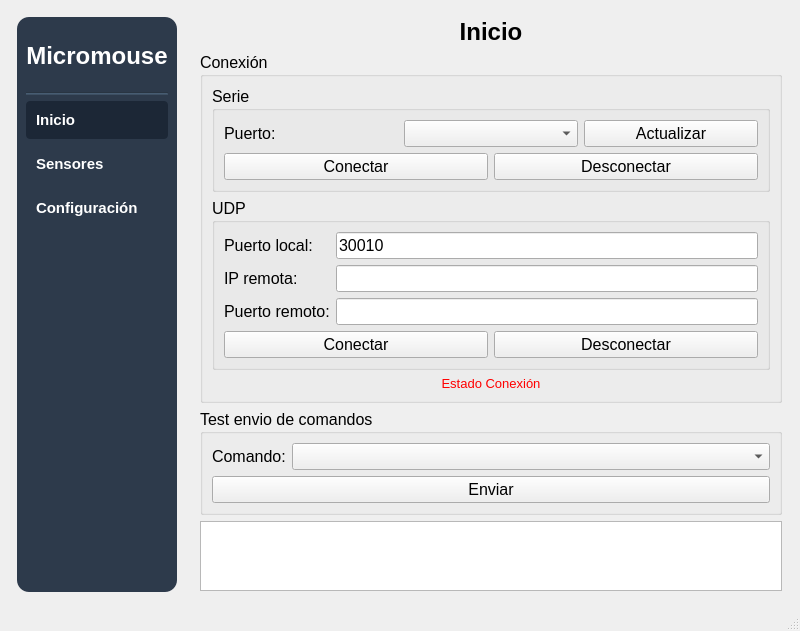
IvanLeiCas22/HMI_MICROMOUSE_V4, file mainwindow.ui: the form before one commit.
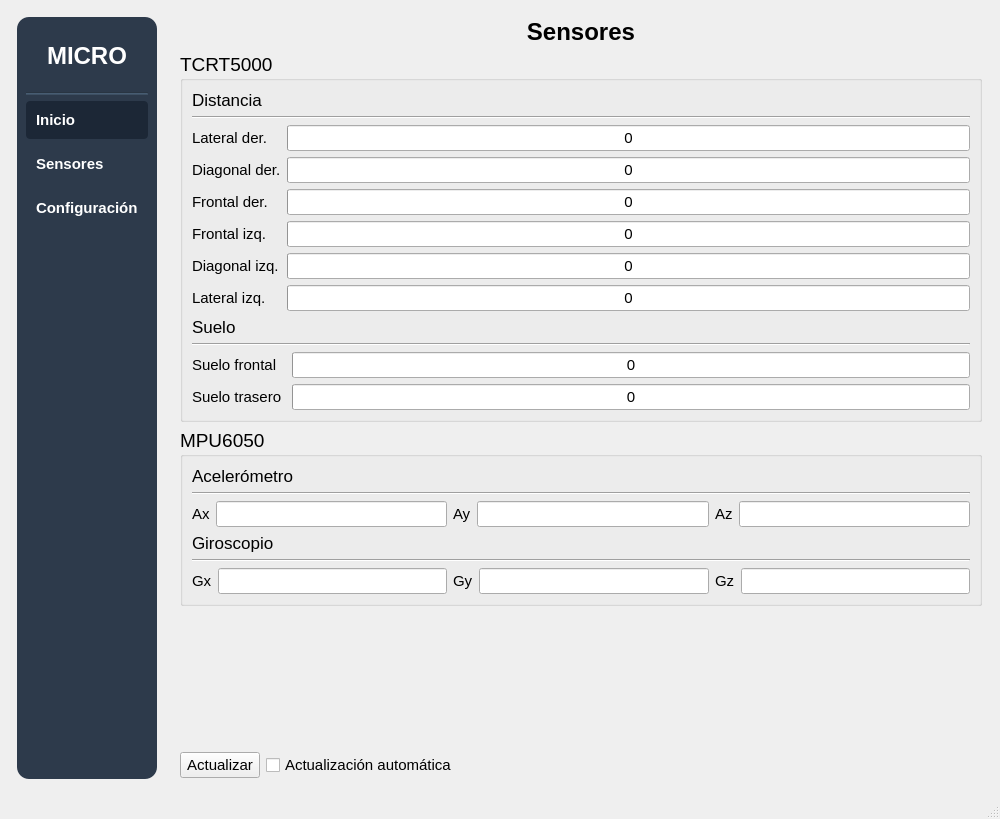
The form after the commit.

Commit message: Visualización de valores de los sensores IR y MPU

The edit to the form file:
```diff
--- a/mainwindow.ui
+++ b/mainwindow.ui
@@ -6,10 +6,15 @@
    <rect>
     <x>0</x>
     <y>0</y>
-    <width>800</width>
-    <height>600</height>
+    <width>1000</width>
+    <height>819</height>
    </rect>
   </property>
+  <property name="font">
+   <font>
+    <pointsize>11</pointsize>
+   </font>
+  </property>
   <property name="windowTitle">
    <string>MainWindow</string>
   </property>
@@ -58,7 +63,7 @@
 text-align: center;</string>
          </property>
          <property name="text">
-          <string>Micromouse</string>
+          <string>MICRO</string>
          </property>
          <property name="alignment">
           <set>Qt::AlignCenter</set>
@@ -199,7 +204,7 @@
     <item>
      <widget class="QStackedWidget" name="stackedScreens">
       <property name="currentIndex">
-       <number>0</number>
+       <number>1</number>
       </property>
       <widget class="QWidget" name="page">
        <layout class="QVBoxLayout" name="verticalLayout_2">
@@ -223,7 +228,7 @@
          <widget class="QGroupBox" name="groupConnection">
           <property name="font">
            <font>
-            <pointsize>12</pointsize>
+            <pointsize>14</pointsize>
            </font>
           </property>
           <property name="title">
@@ -232,6 +237,11 @@
           <layout class="QVBoxLayout" name="verticalLayout_3" stretch="0,0,0">
            <item>
             <widget class="QGroupBox" name="groupSerie">
+             <property name="font">
+              <font>
+               <pointsize>13</pointsize>
+              </font>
+             </property>
              <property name="title">
               <string>Serie</string>
              </property>
@@ -246,6 +256,11 @@
                     <verstretch>0</verstretch>
                    </sizepolicy>
                   </property>
+                  <property name="font">
+                   <font>
+                    <pointsize>11</pointsize>
+                   </font>
+                  </property>
                   <property name="text">
                    <string>Puerto:</string>
                   </property>
@@ -255,10 +270,27 @@
                  </widget>
                 </item>
                 <item>
-                 <widget class="QComboBox" name="comboBoxPorts"/>
+                 <widget class="QComboBox" name="comboBoxPorts">
+                  <property name="sizePolicy">
+                   <sizepolicy hsizetype="Preferred" vsizetype="Fixed">
+                    <horstretch>0</horstretch>
+                    <verstretch>0</verstretch>
+                   </sizepolicy>
+                  </property>
+                  <property name="font">
+                   <font>
+                    <pointsize>11</pointsize>
+                   </font>
+                  </property>
+                 </widget>
                 </item>
                 <item>
                  <widget class="QPushButton" name="btnRefreshPorts">
+                  <property name="font">
+                   <font>
+                    <pointsize>11</pointsize>
+                   </font>
+                  </property>
                   <property name="text">
                    <string>Actualizar</string>
                   </property>
@@ -270,6 +302,11 @@
                <layout class="QHBoxLayout" name="horizontalLayout_5">
                 <item>
                  <widget class="QPushButton" name="btnConnectSerie">
+                  <property name="font">
+                   <font>
+                    <pointsize>11</pointsize>
+                   </font>
+                  </property>
                   <property name="text">
                    <string>Conectar</string>
                   </property>
@@ -277,6 +314,11 @@
                 </item>
                 <item>
                  <widget class="QPushButton" name="btnDisconnectSerie">
+                  <property name="font">
+                   <font>
+                    <pointsize>11</pointsize>
+                   </font>
+                  </property>
                   <property name="text">
                    <string>Desconectar</string>
                   </property>
@@ -289,6 +331,11 @@
            </item>
            <item>
             <widget class="QGroupBox" name="groupUDP">
+             <property name="font">
+              <font>
+               <pointsize>13</pointsize>
+              </font>
+             </property>
              <property name="title">
               <string>UDP</string>
              </property>
@@ -300,6 +347,11 @@
                 </property>
                 <item row="0" column="0">
                  <widget class="QLabel" name="localPortLabel">
+                  <property name="font">
+                   <font>
+                    <pointsize>11</pointsize>
+                   </font>
+                  </property>
                   <property name="text">
                    <string>Puerto local:</string>
                   </property>
@@ -313,6 +365,11 @@
                 </item>
                 <item row="0" column="1">
                  <widget class="QLineEdit" name="localPortLineEdit">
+                  <property name="font">
+                   <font>
+                    <pointsize>11</pointsize>
+                   </font>
+                  </property>
                   <property name="text">
                    <string>30010</string>
                   </property>
@@ -320,6 +377,11 @@
                 </item>
                 <item row="1" column="1">
                  <widget class="QLineEdit" name="RemoteIpLineEdit">
+                  <property name="font">
+                   <font>
+                    <pointsize>11</pointsize>
+                   </font>
+                  </property>
                   <property name="readOnly">
                    <bool>true</bool>
                   </property>
@@ -327,6 +389,11 @@
                 </item>
                 <item row="1" column="0">
                  <widget class="QLabel" name="RemoteIPLabel">
+                  <property name="font">
+                   <font>
+                    <pointsize>11</pointsize>
+                   </font>
+                  </property>
                   <property name="text">
                    <string>IP remota:</string>
                   </property>
@@ -337,6 +404,11 @@
                 </item>
                 <item row="2" column="0">
                  <widget class="QLabel" name="RemotePortLabel">
+                  <property name="font">
+                   <font>
+                    <pointsize>11</pointsize>
+                   </font>
+                  </property>
                   <property name="text">
                    <string>Puerto remoto:</string>
                   </property>
@@ -344,6 +416,11 @@
                 </item>
                 <item row="2" column="1">
                  <widget class="QLineEdit" name="RemotePortLineEdit">
+                  <property name="font">
+                   <font>
+                    <pointsize>11</pointsize>
+                   </font>
+                  </property>
                   <property name="readOnly">
                    <bool>true</bool>
                   </property>
@@ -355,6 +432,11 @@
                <layout class="QHBoxLayout" name="horizontalLayout_7">
                 <item>
                  <widget class="QPushButton" name="btnConnectUDP">
+                  <property name="font">
+                   <font>
+                    <pointsize>11</pointsize>
+                   </font>
+                  </property>
                   <property name="text">
                    <string>Conectar</string>
                   </property>
@@ -362,6 +444,11 @@
                 </item>
                 <item>
                  <widget class="QPushButton" name="btnDisconnectUDP">
+                  <property name="font">
+                   <font>
+                    <pointsize>11</pointsize>
+                   </font>
+                  </property>
                   <property name="text">
                    <string>Desconectar</string>
                   </property>
@@ -376,7 +463,7 @@
             <widget class="QLabel" name="labelCommStatus">
              <property name="font">
               <font>
-               <pointsize>10</pointsize>
+               <pointsize>13</pointsize>
               </font>
              </property>
              <property name="styleSheet">
@@ -400,17 +487,22 @@
          <widget class="QGroupBox" name="groupCMDSend">
           <property name="font">
            <font>
-            <pointsize>12</pointsize>
+            <pointsize>14</pointsize>
            </font>
           </property>
           <property name="title">
-           <string>Test envio de comandos</string>
+           <string>Envio de comandos</string>
           </property>
           <layout class="QVBoxLayout" name="verticalLayout_6">
            <item>
             <layout class="QHBoxLayout" name="horizontalLayout_6">
              <item>
               <widget class="QLabel" name="CMDTitleLabel">
+               <property name="font">
+                <font>
+                 <pointsize>11</pointsize>
+                </font>
+               </property>
                <property name="text">
                 <string>Comando:</string>
                </property>
@@ -424,12 +516,22 @@
                  <verstretch>0</verstretch>
                 </sizepolicy>
                </property>
+               <property name="font">
+                <font>
+                 <pointsize>11</pointsize>
+                </font>
+               </property>
               </widget>
              </item>
             </layout>
            </item>
            <item>
             <widget class="QPushButton" name="btnSendCMD">
+             <property name="font">
+              <font>
+               <pointsize>11</pointsize>
+              </font>
+             </property>
              <property name="text">
               <string>Enviar</string>
              </property>
@@ -439,15 +541,679 @@
          </widget>
         </item>
         <item>
-         <widget class="QPlainTextEdit" name="commsLog">
-          <property name="readOnly">
-           <bool>true</bool>
+         <widget class="QGroupBox" name="groupBox">
+          <property name="font">
+           <font>
+            <pointsize>14</pointsize>
+           </font>
           </property>
+          <property name="title">
+           <string>Log de comunicaciones</string>
+          </property>
+          <layout class="QVBoxLayout" name="verticalLayout_10">
+           <item>
+            <widget class="QPlainTextEdit" name="commsLog">
+             <property name="font">
+              <font>
+               <pointsize>11</pointsize>
+              </font>
+             </property>
+             <property name="readOnly">
+              <bool>true</bool>
+             </property>
+            </widget>
+           </item>
+          </layout>
          </widget>
         </item>
        </layout>
       </widget>
-      <widget class="QWidget" name="page_2"/>
+      <widget class="QWidget" name="pageSensors">
+       <layout class="QVBoxLayout" name="verticalLayout_7">
+        <item>
+         <widget class="QLabel" name="titleSensors">
+          <property name="font">
+           <font>
+            <pointsize>18</pointsize>
+            <bold>true</bold>
+           </font>
+          </property>
+          <property name="text">
+           <string>Sensores</string>
+          </property>
+          <property name="alignment">
+           <set>Qt::AlignCenter</set>
+          </property>
+         </widget>
+        </item>
+        <item>
+         <widget class="QGroupBox" name="groupIRSensors">
+          <property name="font">
+           <font>
+            <pointsize>14</pointsize>
+           </font>
+          </property>
+          <property name="title">
+           <string>TCRT5000</string>
+          </property>
+          <layout class="QVBoxLayout" name="verticalLayout_8">
+           <item>
+            <layout class="QHBoxLayout" name="horizontalLayout_2">
+             <item>
+              <widget class="QLabel" name="labelDistanceSensors">
+               <property name="font">
+                <font>
+                 <pointsize>13</pointsize>
+                </font>
+               </property>
+               <property name="text">
+                <string>Distancia</string>
+               </property>
+              </widget>
+             </item>
+            </layout>
+           </item>
+           <item>
+            <widget class="Line" name="line_2">
+             <property name="orientation">
+              <enum>Qt::Horizontal</enum>
+             </property>
+            </widget>
+           </item>
+           <item>
+            <layout class="QGridLayout" name="layoutDistanceSensors">
+             <item row="0" column="1">
+              <widget class="QProgressBar" name="progBarIrRightSide">
+               <property name="font">
+                <font>
+                 <pointsize>11</pointsize>
+                </font>
+               </property>
+               <property name="maximum">
+                <number>4095</number>
+               </property>
+               <property name="value">
+                <number>0</number>
+               </property>
+               <property name="alignment">
+                <set>Qt::AlignCenter</set>
+               </property>
+               <property name="textVisible">
+                <bool>true</bool>
+               </property>
+               <property name="format">
+                <string>%v</string>
+               </property>
+              </widget>
+             </item>
+             <item row="1" column="1">
+              <widget class="QProgressBar" name="progBarIrRightDiag">
+               <property name="font">
+                <font>
+                 <pointsize>11</pointsize>
+                </font>
+               </property>
+               <property name="maximum">
+                <number>4095</number>
+               </property>
+               <property name="value">
+                <number>0</number>
+               </property>
+               <property name="alignment">
+                <set>Qt::AlignCenter</set>
+               </property>
+               <property name="textVisible">
+                <bool>true</bool>
+               </property>
+               <property name="format">
+                <string>%v</string>
+               </property>
+              </widget>
+             </item>
+             <item row="2" column="1">
+              <widget class="QProgressBar" name="progBarIrFrontRight">
+               <property name="font">
+                <font>
+                 <pointsize>11</pointsize>
+                </font>
+               </property>
+               <property name="maximum">
+                <number>4095</number>
+               </property>
+               <property name="value">
+                <number>0</number>
+               </property>
+               <property name="alignment">
+                <set>Qt::AlignCenter</set>
+               </property>
+               <property name="textVisible">
+                <bool>true</bool>
+               </property>
+               <property name="format">
+                <string>%v</string>
+               </property>
+              </widget>
+             </item>
+             <item row="2" column="0">
+              <widget class="QLabel" name="labelIrFrontRight">
+               <property name="font">
+                <font>
+                 <pointsize>11</pointsize>
+                </font>
+               </property>
+               <property name="text">
+                <string>Frontal der.</string>
+               </property>
+              </widget>
+             </item>
+             <item row="1" column="0">
+              <widget class="QLabel" name="labelIrRightDiag">
+               <property name="font">
+                <font>
+                 <pointsize>11</pointsize>
+                </font>
+               </property>
+               <property name="text">
+                <string>Diagonal der.</string>
+               </property>
+              </widget>
+             </item>
+             <item row="4" column="0">
+              <widget class="QLabel" name="labelIrLeftDiag">
+               <property name="font">
+                <font>
+                 <pointsize>11</pointsize>
+                </font>
+               </property>
+               <property name="text">
+                <string>Diagonal izq.</string>
+               </property>
+              </widget>
+             </item>
+             <item row="4" column="1">
+              <widget class="QProgressBar" name="progBarIrLeftDiag">
+               <property name="font">
+                <font>
+                 <pointsize>11</pointsize>
+                </font>
+               </property>
+               <property name="maximum">
+                <number>4095</number>
+               </property>
+               <property name="value">
+                <number>0</number>
+               </property>
+               <property name="alignment">
+                <set>Qt::AlignCenter</set>
+               </property>
+               <property name="textVisible">
+                <bool>true</bool>
+               </property>
+               <property name="format">
+                <string>%v</string>
+               </property>
+              </widget>
+             </item>
+             <item row="3" column="0">
+              <widget class="QLabel" name="labelIrFrontLeft">
+               <property name="font">
+                <font>
+                 <pointsize>11</pointsize>
+                </font>
+               </property>
+               <property name="text">
+                <string>Frontal izq.</string>
+               </property>
+              </widget>
+             </item>
+             <item row="5" column="0">
+              <widget class="QLabel" name="labelIrLeftSide">
+               <property name="font">
+                <font>
+                 <pointsize>11</pointsize>
+                </font>
+               </property>
+               <property name="text">
+                <string>Lateral izq.</string>
+               </property>
+              </widget>
+             </item>
+             <item row="3" column="1">
+              <widget class="QProgressBar" name="progBarIrFrontLeft">
+               <property name="font">
+                <font>
+                 <pointsize>11</pointsize>
+                </font>
+               </property>
+               <property name="maximum">
+                <number>4095</number>
+               </property>
+               <property name="value">
+                <number>0</number>
+               </property>
+               <property name="alignment">
+                <set>Qt::AlignCenter</set>
+               </property>
+               <property name="textVisible">
+                <bool>true</bool>
+               </property>
+               <property name="format">
+                <string>%v</string>
+               </property>
+              </widget>
+             </item>
+             <item row="0" column="0">
+              <widget class="QLabel" name="labelIrRightSide">
+               <property name="font">
+                <font>
+                 <pointsize>11</pointsize>
+                </font>
+               </property>
+               <property name="text">
+                <string>Lateral der.</string>
+               </property>
+              </widget>
+             </item>
+             <item row="5" column="1">
+              <widget class="QProgressBar" name="progBarIrLeftSide">
+               <property name="font">
+                <font>
+                 <pointsize>11</pointsize>
+                </font>
+               </property>
+               <property name="maximum">
+                <number>4095</number>
+               </property>
+               <property name="value">
+                <number>0</number>
+               </property>
+               <property name="alignment">
+                <set>Qt::AlignCenter</set>
+               </property>
+               <property name="textVisible">
+                <bool>true</bool>
+               </property>
+               <property name="format">
+                <string>%v</string>
+               </property>
+              </widget>
+             </item>
+            </layout>
+           </item>
+           <item>
+            <widget class="QLabel" name="label_9">
+             <property name="font">
+              <font>
+               <pointsize>13</pointsize>
+              </font>
+             </property>
+             <property name="text">
+              <string>Suelo</string>
+             </property>
+            </widget>
+           </item>
+           <item>
+            <widget class="Line" name="line_3">
+             <property name="orientation">
+              <enum>Qt::Horizontal</enum>
+             </property>
+            </widget>
+           </item>
+           <item>
+            <layout class="QGridLayout" name="layoutGroundSensors">
+             <item row="0" column="0">
+              <widget class="QLabel" name="labelIrGroundFront">
+               <property name="font">
+                <font>
+                 <pointsize>11</pointsize>
+                </font>
+               </property>
+               <property name="text">
+                <string>Suelo frontal</string>
+               </property>
+               <property name="margin">
+                <number>0</number>
+               </property>
+              </widget>
+             </item>
+             <item row="3" column="0">
+              <widget class="QLabel" name="labelIrGroundRear">
+               <property name="font">
+                <font>
+                 <pointsize>11</pointsize>
+                </font>
+               </property>
+               <property name="lineWidth">
+                <number>1</number>
+               </property>
+               <property name="text">
+                <string>Suelo trasero </string>
+               </property>
+               <property name="margin">
+                <number>0</number>
+               </property>
+               <property name="indent">
+                <number>-1</number>
+               </property>
+              </widget>
+             </item>
+             <item row="0" column="1">
+              <widget class="QProgressBar" name="progBarIrGroundFront">
+               <property name="font">
+                <font>
+                 <pointsize>11</pointsize>
+                </font>
+               </property>
+               <property name="maximum">
+                <number>4095</number>
+               </property>
+               <property name="value">
+                <number>0</number>
+               </property>
+               <property name="alignment">
+                <set>Qt::AlignCenter</set>
+               </property>
+               <property name="format">
+                <string>%v</string>
+               </property>
+              </widget>
+             </item>
+             <item row="3" column="1">
+              <widget class="QProgressBar" name="progBarIrGroundRear">
+               <property name="font">
+                <font>
+                 <pointsize>11</pointsize>
+                </font>
+               </property>
+               <property name="maximum">
+                <number>4095</number>
+               </property>
+               <property name="value">
+                <number>0</number>
+               </property>
+               <property name="alignment">
+                <set>Qt::AlignCenter</set>
+               </property>
+               <property name="format">
+                <string>%v</string>
+               </property>
+              </widget>
+             </item>
+            </layout>
+           </item>
+          </layout>
+         </widget>
+        </item>
+        <item>
+         <widget class="QGroupBox" name="groupMPU6050">
+          <property name="font">
+           <font>
+            <pointsize>14</pointsize>
+           </font>
+          </property>
+          <property name="title">
+           <string>MPU6050</string>
+          </property>
+          <layout class="QVBoxLayout" name="verticalLayout_9">
+           <item>
+            <layout class="QHBoxLayout" name="horizontalLayout_9">
+             <item>
+              <widget class="QLabel" name="label_7">
+               <property name="font">
+                <font>
+                 <pointsize>13</pointsize>
+                </font>
+               </property>
+               <property name="text">
+                <string>Acelerómetro</string>
+               </property>
+              </widget>
+             </item>
+            </layout>
+           </item>
+           <item>
+            <widget class="Line" name="line_4">
+             <property name="orientation">
+              <enum>Qt::Horizontal</enum>
+             </property>
+            </widget>
+           </item>
+           <item>
+            <layout class="QHBoxLayout" name="horizontalLayout_8">
+             <item>
+              <widget class="QLabel" name="label">
+               <property name="font">
+                <font>
+                 <pointsize>11</pointsize>
+                </font>
+               </property>
+               <property name="text">
+                <string>Ax</string>
+               </property>
+              </widget>
+             </item>
+             <item>
+              <widget class="QLineEdit" name="accelXLineEdit">
+               <property name="font">
+                <font>
+                 <pointsize>11</pointsize>
+                </font>
+               </property>
+               <property name="readOnly">
+                <bool>true</bool>
+               </property>
+              </widget>
+             </item>
+             <item>
+              <widget class="QLabel" name="label_2">
+               <property name="font">
+                <font>
+                 <pointsize>11</pointsize>
+                </font>
+               </property>
+               <property name="text">
+                <string>Ay</string>
+               </property>
+              </widget>
+             </item>
+             <item>
+              <widget class="QLineEdit" name="accelYLineEdit">
+               <property name="font">
+                <font>
+                 <pointsize>11</pointsize>
+                </font>
+               </property>
+               <property name="readOnly">
+                <bool>true</bool>
+               </property>
+              </widget>
+             </item>
+             <item>
+              <widget class="QLabel" name="label_3">
+               <property name="font">
+                <font>
+                 <pointsize>11</pointsize>
+                </font>
+               </property>
+               <property name="text">
+                <string>Az</string>
+               </property>
+              </widget>
+             </item>
+             <item>
+              <widget class="QLineEdit" name="accelZLineEdit">
+               <property name="font">
+                <font>
+                 <pointsize>11</pointsize>
+                </font>
+               </property>
+               <property name="readOnly">
+                <bool>true</bool>
+               </property>
+              </widget>
+             </item>
+            </layout>
+           </item>
+           <item>
+            <widget class="QLabel" name="label_8">
+             <property name="font">
+              <font>
+               <pointsize>13</pointsize>
+              </font>
+             </property>
+             <property name="text">
+              <string>Giroscopio</string>
+             </property>
+            </widget>
+           </item>
+           <item>
+            <widget class="Line" name="line_5">
+             <property name="orientation">
+              <enum>Qt::Horizontal</enum>
+             </property>
+            </widget>
+           </item>
+           <item>
+            <layout class="QHBoxLayout" name="horizontalLayout_3">
+             <item>
+              <widget class="QLabel" name="label_4">
+               <property name="font">
+                <font>
+                 <pointsize>11</pointsize>
+                </font>
+               </property>
+               <property name="text">
+                <string>Gx</string>
+               </property>
+              </widget>
+             </item>
+             <item>
+              <widget class="QLineEdit" name="gyroXLineEdit">
+               <property name="font">
+                <font>
+                 <pointsize>11</pointsize>
+                </font>
+               </property>
+               <property name="readOnly">
+                <bool>true</bool>
+               </property>
+              </widget>
+             </item>
+             <item>
+              <widget class="QLabel" name="label_5">
+               <property name="font">
+                <font>
+                 <pointsize>11</pointsize>
+                </font>
+               </property>
+               <property name="text">
+                <string>Gy</string>
+               </property>
+              </widget>
+             </item>
+             <item>
+              <widget class="QLineEdit" name="gyroYLineEdit">
+               <property name="font">
+                <font>
+                 <pointsize>11</pointsize>
+                </font>
+               </property>
+               <property name="readOnly">
+                <bool>true</bool>
+               </property>
+              </widget>
+             </item>
+             <item>
+              <widget class="QLabel" name="label_6">
+               <property name="font">
+                <font>
+                 <pointsize>11</pointsize>
+                </font>
+               </property>
+               <property name="text">
+                <string>Gz</string>
+               </property>
+              </widget>
+             </item>
+             <item>
+              <widget class="QLineEdit" name="gyroZLineEdit">
+               <property name="font">
+                <font>
+                 <pointsize>11</pointsize>
+                </font>
+               </property>
+               <property name="readOnly">
+                <bool>true</bool>
+               </property>
+              </widget>
+             </item>
+            </layout>
+           </item>
+          </layout>
+         </widget>
+        </item>
+        <item>
+         <spacer name="verticalSpacer_2">
+          <property name="font">
+           <font>
+            <pointsize>11</pointsize>
+           </font>
+          </property>
+          <property name="orientation">
+           <enum>Qt::Vertical</enum>
+          </property>
+          <property name="sizeHint" stdset="0">
+           <size>
+            <width>20</width>
+            <height>40</height>
+           </size>
+          </property>
+         </spacer>
+        </item>
+        <item>
+         <layout class="QHBoxLayout" name="horizontalLayout_10">
+          <item>
+           <widget class="QPushButton" name="btnRefreshSensorsValues">
+            <property name="font">
+             <font>
+              <pointsize>11</pointsize>
+             </font>
+            </property>
+            <property name="text">
+             <string>Actualizar</string>
+            </property>
+           </widget>
+          </item>
+          <item>
+           <widget class="QCheckBox" name="chkBoxAutoRefreshSensorsValues">
+            <property name="font">
+             <font>
+              <pointsize>11</pointsize>
+             </font>
+            </property>
+            <property name="text">
+             <string>Actualización automática</string>
+            </property>
+           </widget>
+          </item>
+          <item>
+           <spacer name="horizontalSpacer_2">
+            <property name="orientation">
+             <enum>Qt::Horizontal</enum>
+            </property>
+            <property name="sizeHint" stdset="0">
+             <size>
+              <width>40</width>
+              <height>20</height>
+             </size>
+            </property>
+           </spacer>
+          </item>
+         </layout>
+        </item>
+       </layout>
+      </widget>
+      <widget class="QWidget" name="pageConfig"/>
      </widget>
     </item>
    </layout>
```
Left out of the diff: 6 changed lines with no effect on the pictures. The commit also changes 18 other files.
